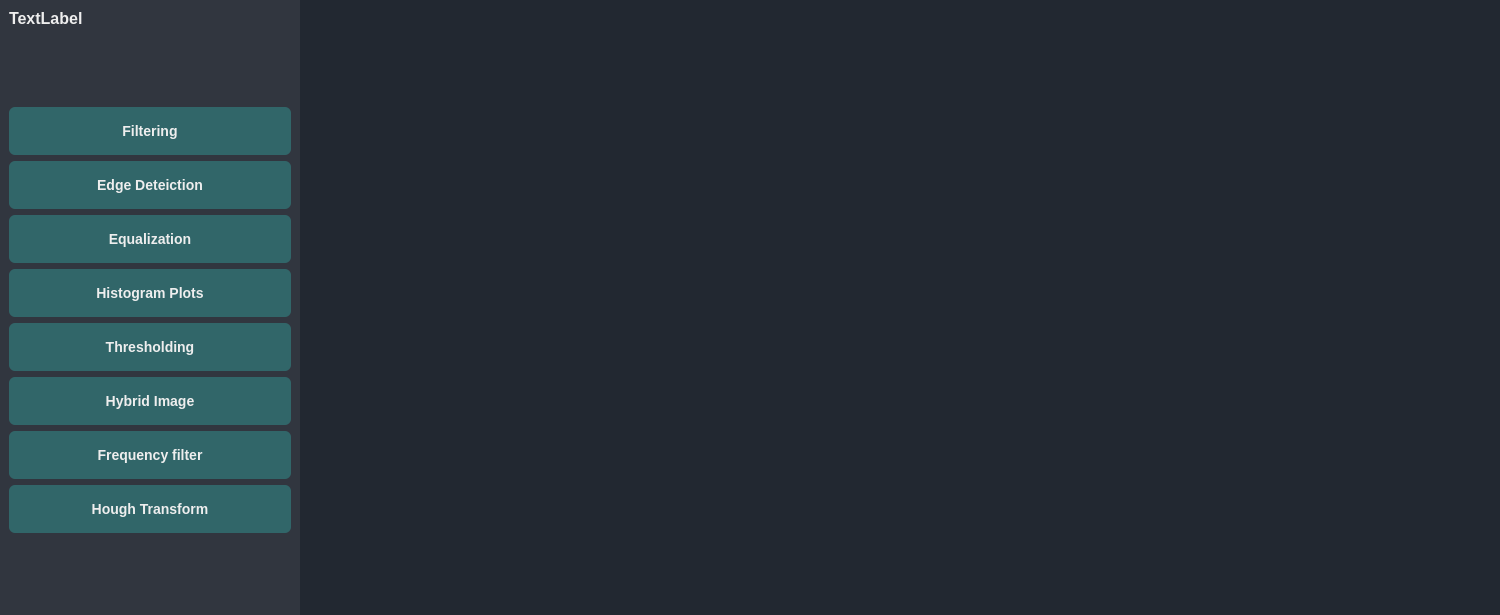
SBME2025-ComputerVision/Task1_CV_CPP, file Task1/UI/mainwindow.ui: the form before one commit.
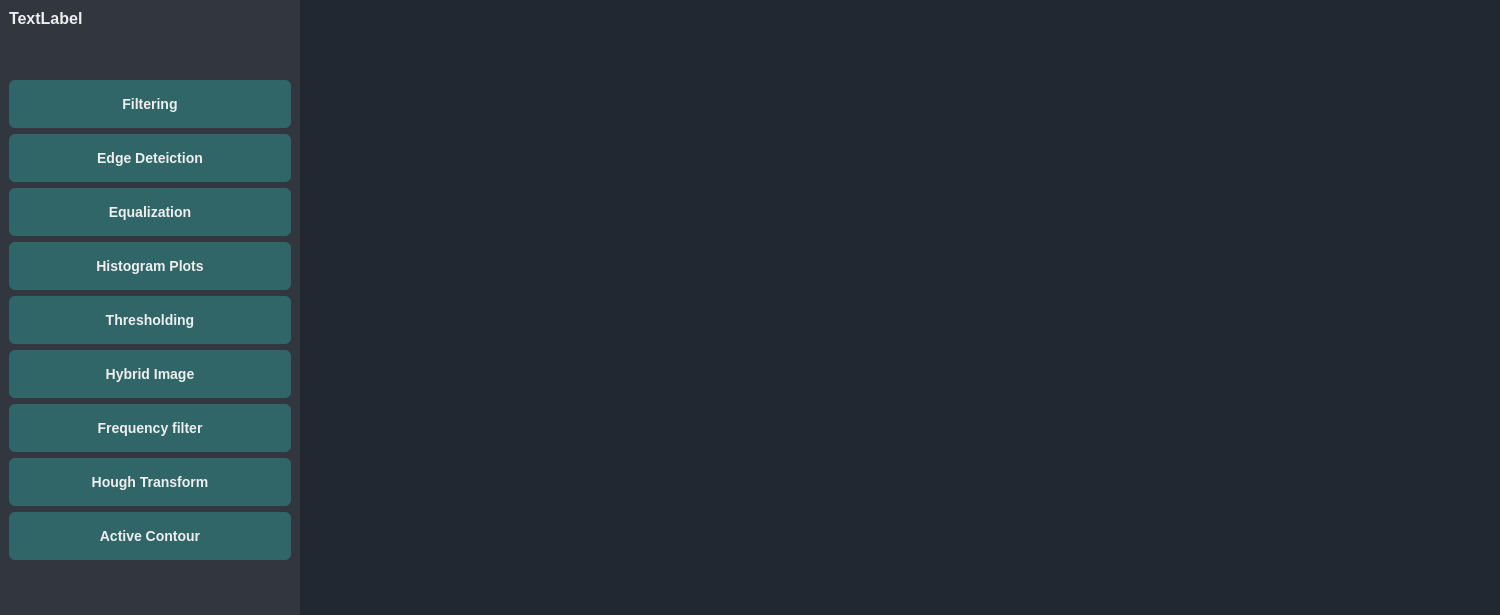
The form after the commit.

Commit message:
Add Active Contour View+Controller
 - initialized Acttve Contour View  + Controller
- add initial contour selection on Original Image
- Overided QGraphics View for Circle Overlaying
- Add Active Contour Widget to Side Bar

```diff
--- a/Task1/UI/mainwindow.ui
+++ b/Task1/UI/mainwindow.ui
@@ -184,6 +184,13 @@
          </property>
         </widget>
        </item>
+       <item>
+        <widget class="QPushButton" name="ActiveContourBtn">
+         <property name="text">
+          <string>Active Contour</string>
+         </property>
+        </widget>
+       </item>
        <item>
         <spacer name="verticalSpacer">
          <property name="orientation">
```
The commit also changes 9 other files.
